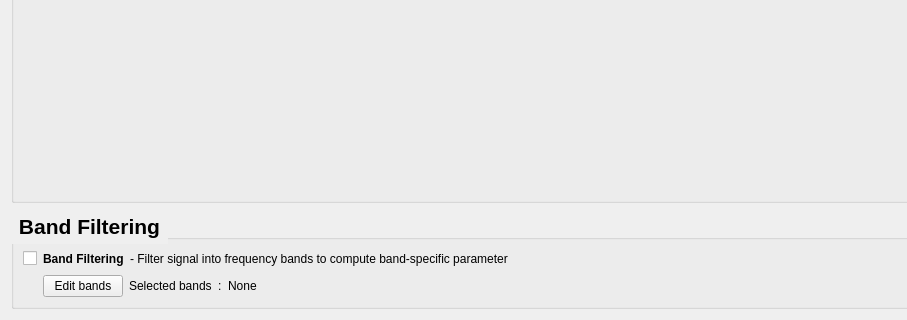
This is eeg_features/preprocessing/view.ui in medusabci/medusa-analyzer as Qt 5 draws it before an edit; both pictures show x 0 to 907 and y 340 to 660 of the 1399 by 660 pixel window. The edited form follows.
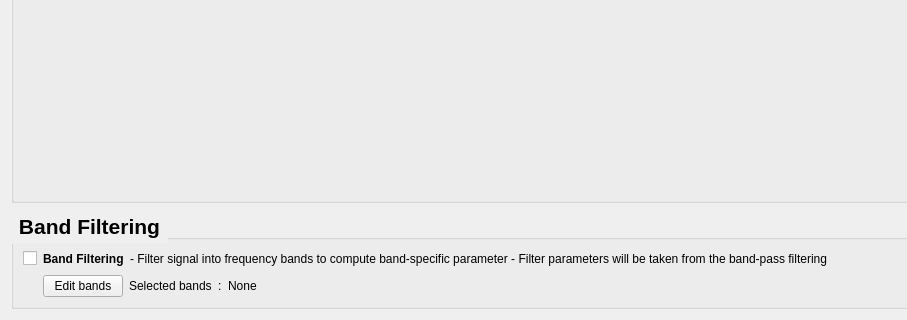
This is the edited form.

Commit message: Refactor flow.py and view.ui for improved clarity by updating module imports and enhancing UI element descriptions

The edit to the form file:
```diff
--- a/eeg_features/preprocessing/view.ui
+++ b/eeg_features/preprocessing/view.ui
@@ -851,7 +851,7 @@
         <item>
          <widget class="QLabel" name="label">
           <property name="text">
-           <string>- Filter signal into frequency bands to compute band-specific parameter</string>
+           <string>- Filter signal into frequency bands to compute band-specific parameter - Filter parameters will be taken from the band-pass filtering</string>
           </property>
          </widget>
         </item>
```
The commit also changes 1 other file.
